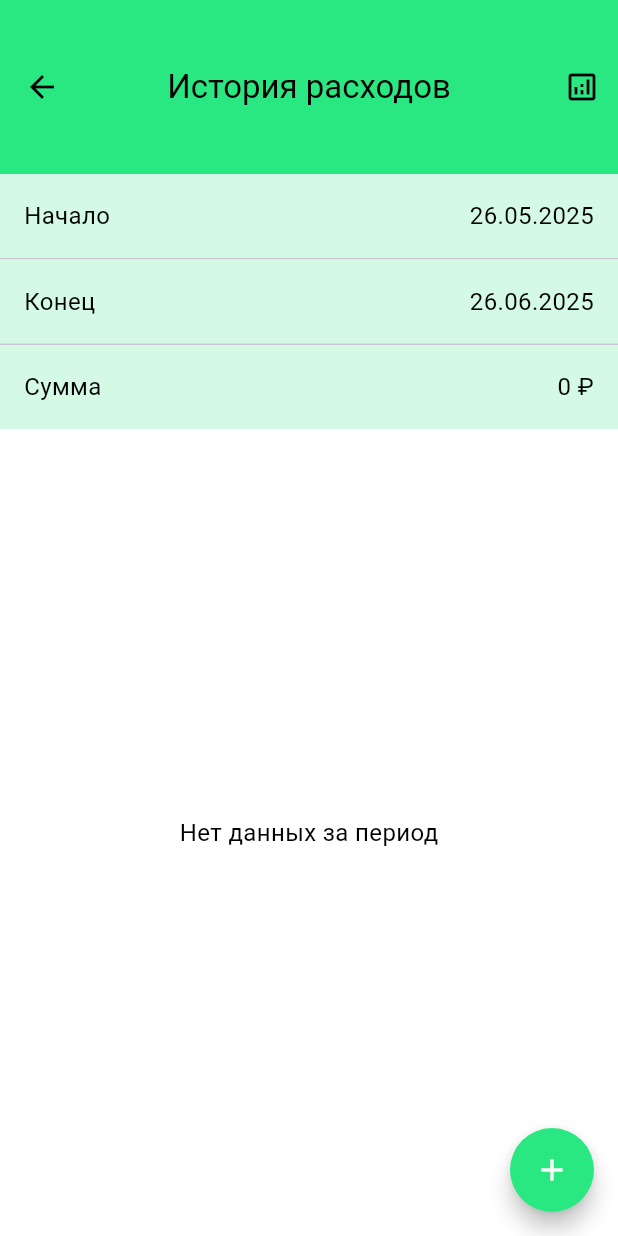
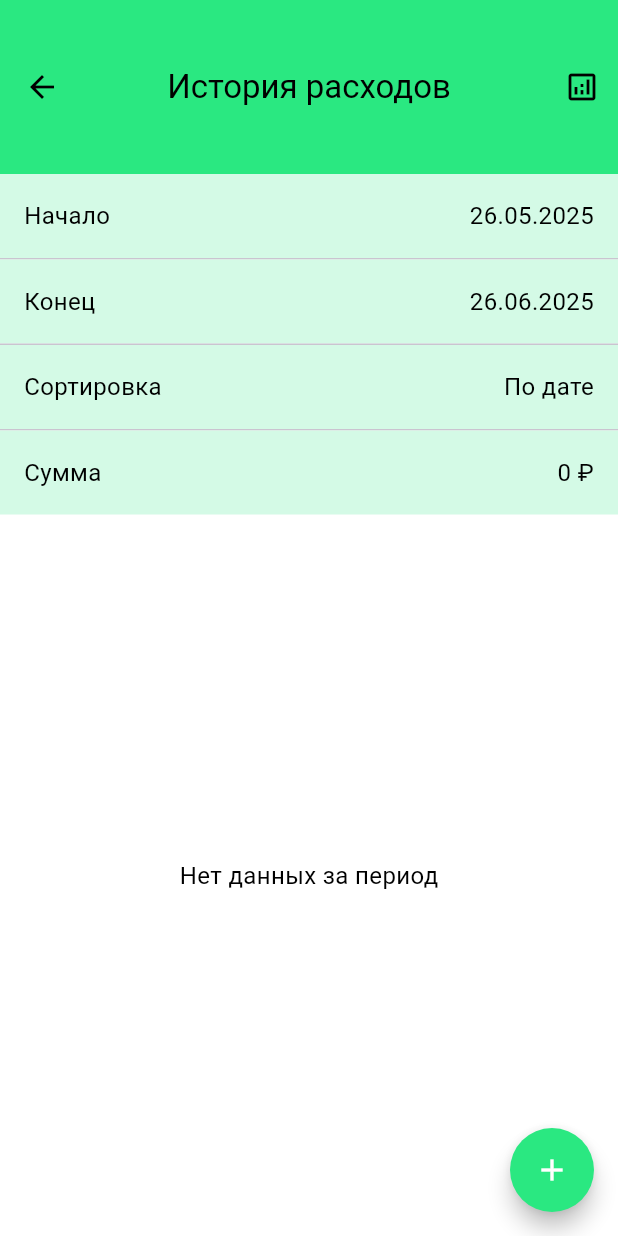
Before and after one commit to PervuhinRoman/SHMR25, a Flutter app: the screen it shows after launch, after a tap on the "history" icon, on a phone screen of 412 x 824 dp. Run offline on Flutter 3.47's test engine with Material 3 defaults, Android fonts, the phone set to English and light mode, and no system bars; our stand-ins replace dio, flutter_bloc, freezed_annotation; network calls fail.

```diff
--- /dev/null
+++ b/lib/domain/cubit/sort_type_cubit.dart
@@ -0,0 +1,21 @@
+import 'package:flutter_bloc/flutter_bloc.dart';
+
+enum SortType { date, amount }
+
+class SortTypeState {
+  SortType sortType;
+
+  SortTypeState({required this.sortType});
+
+  SortTypeState copyWith({SortType? sortType}) {
+    return SortTypeState(sortType: sortType ?? this.sortType);
+  }
+}
+
+class SortTypeCubit extends Cubit<SortTypeState> {
+  SortTypeCubit() : super(SortTypeState(sortType: SortType.date));
+
+  void changeSortType(SortType type) {
+    emit(state.copyWith(sortType: type));
+  }
+}
--- a/lib/presentation/in_exp_history_widget.dart
+++ b/lib/presentation/in_exp_history_widget.dart
@@ -3,6 +3,7 @@ import 'package:flutter_bloc/flutter_bloc.dart';
 import 'package:intl/intl.dart';
 import 'package:shmr_finance/app_theme.dart';
 import 'package:shmr_finance/domain/cubit/datepicker_cubit.dart';
+import 'package:shmr_finance/domain/cubit/sort_type_cubit.dart';
 import 'package:shmr_finance/domain/cubit/transaction_cubit.dart';
 import 'package:shmr_finance/presentation/widgets/custom_appbar.dart';
 import 'package:shmr_finance/presentation/widgets/item_inexp.dart';
@@ -48,6 +49,7 @@ class _InExpHistoryWidgetState extends State<InExpHistoryWidget> {
   Widget build(BuildContext context) {
     DatePickerCubit datePickerCubit = context.read<DatePickerCubit>();
     TransactionCubit transactionCubit = context.read<TransactionCubit>();
+    SortTypeCubit sortTypeCubit = context.read<SortTypeCubit>();
 
     return Scaffold(
       appBar: CustomAppBar(
@@ -68,7 +70,9 @@ class _InExpHistoryWidgetState extends State<InExpHistoryWidget> {
           ),
         ],
       ),
-      body: BlocBuilder<DatePickerCubit, DatePickerState>(
+      body: BlocBuilder<SortTypeCubit, SortTypeState>(
+        builder: (context, sortState) {
+          return BlocBuilder<DatePickerCubit, DatePickerState>(
             builder: (context, datePickerState) {
               return BlocBuilder<TransactionCubit, TransactionState>(
                 builder: (context, transactionState) {
@@ -82,7 +86,8 @@ class _InExpHistoryWidgetState extends State<InExpHistoryWidget> {
                       // Начало
                       GestureDetector(
                         onTap: () async {
-                      final DateTime? resultStartDate = await showDatePicker(
+                          final DateTime? resultStartDate =
+                              await showDatePicker(
                                 context: context,
                                 initialDate:
                                     datePickerState.startDate ?? DateTime.now(),
@@ -109,7 +114,10 @@ class _InExpHistoryWidgetState extends State<InExpHistoryWidget> {
                               const Expanded(
                                 child: Padding(
                                   padding: EdgeInsets.only(left: 16),
-                              child: Text("Начало", textAlign: TextAlign.start),
+                                  child: Text(
+                                    "Начало",
+                                    textAlign: TextAlign.start,
+                                  ),
                                 ),
                               ),
                               Expanded(
@@ -139,7 +147,8 @@ class _InExpHistoryWidgetState extends State<InExpHistoryWidget> {
                         onTap: () async {
                           final DateTime? resultEndDate = await showDatePicker(
                             context: context,
-                        initialDate: datePickerState.endDate ?? DateTime.now(),
+                            initialDate:
+                                datePickerState.endDate ?? DateTime.now(),
                             firstDate: DateTime(2000),
                             lastDate: DateTime(2100),
                             helpText: 'Выберите дату конца',
@@ -158,7 +167,10 @@ class _InExpHistoryWidgetState extends State<InExpHistoryWidget> {
                               const Expanded(
                                 child: Padding(
                                   padding: EdgeInsets.only(left: 16),
-                              child: Text("Конец", textAlign: TextAlign.start),
+                                  child: Text(
+                                    "Конец",
+                                    textAlign: TextAlign.start,
+                                  ),
                                 ),
                               ),
                               Expanded(
@@ -183,6 +195,74 @@ class _InExpHistoryWidgetState extends State<InExpHistoryWidget> {
                         thickness: 1,
                         color: CustomAppTheme.figmaBgGrayColor,
                       ),
+                      GestureDetector(
+                        onTap: () async {
+                          final result = await showModalBottomSheet(
+                            context: context,
+                            builder:
+                                (ctx) => Column(
+                                  mainAxisSize: MainAxisSize.min,
+                                  children: [
+                                    ListTile(
+                                      title: const Text('По дате'),
+                                      trailing: const Icon(Icons.date_range),
+                                      onTap: () {
+                                        sortTypeCubit.changeSortType(
+                                          SortType.date,
+                                        );
+                                        transactionCubit.sort(SortType.date);
+                                        Navigator.pop(context);
+                                      },
+                                    ),
+                                    ListTile(
+                                      title: const Text('По сумме'),
+                                      trailing: const Icon(Icons.attach_money),
+                                      onTap: () {
+                                        sortTypeCubit.changeSortType(
+                                          SortType.amount,
+                                        );
+                                        transactionCubit.sort(SortType.amount);
+                                        Navigator.pop(context);
+                                      },
+                                    ),
+                                  ],
+                                ),
+                          );
+                        },
+                        child: Container(
+                          color: CustomAppTheme.figmaMainLightColor,
+                          height: 56,
+                          child: Row(
+                            children: [
+                              const Expanded(
+                                child: Padding(
+                                  padding: EdgeInsets.only(left: 16),
+                                  child: Text(
+                                    "Сортировка",
+                                    textAlign: TextAlign.start,
+                                  ),
+                                ),
+                              ),
+                              Expanded(
+                                child: Padding(
+                                  padding: const EdgeInsets.only(right: 16),
+                                  child: Text(
+                                    sortState.sortType == SortType.date
+                                        ? "По дате"
+                                        : "По сумме",
+                                    textAlign: TextAlign.end,
+                                  ),
+                                ),
+                              ),
+                            ],
+                          ),
+                        ),
+                      ),
+                      const Divider(
+                        height: 1,
+                        thickness: 1,
+                        color: CustomAppTheme.figmaBgGrayColor,
+                      ),
                       // Сумма
                       Container(
                         color: CustomAppTheme.figmaMainLightColor,
@@ -192,7 +272,10 @@ class _InExpHistoryWidgetState extends State<InExpHistoryWidget> {
                             const Expanded(
                               child: Padding(
                                 padding: EdgeInsets.only(left: 16),
-                            child: Text("Сумма", textAlign: TextAlign.start),
+                                child: Text(
+                                  "Сумма",
+                                  textAlign: TextAlign.start,
+                                ),
                               ),
                             ),
                             Expanded(
@@ -212,9 +295,12 @@ class _InExpHistoryWidgetState extends State<InExpHistoryWidget> {
                         child: () {
                           if (transactionState.status ==
                               TransactionStatus.loading) {
-                        return const Center(child: CircularProgressIndicator());
+                            return const Center(
+                              child: CircularProgressIndicator(),
+                            );
                           }
-                      if (transactionState.status == TransactionStatus.error) {
+                          if (transactionState.status ==
+                              TransactionStatus.error) {
                             return Center(
                               child: Text('Ошибка: ${transactionState.error}'),
                             );
@@ -257,6 +343,8 @@ class _InExpHistoryWidgetState extends State<InExpHistoryWidget> {
                 },
               );
             },
+          );
+        },
       ),
       floatingActionButton: FloatingActionButton(
         onPressed: () {},
--- a/lib/presentation/in_exp_widget.dart
+++ b/lib/presentation/in_exp_widget.dart
@@ -6,6 +6,7 @@ import 'package:shmr_finance/presentation/widgets/item_inexp.dart';
 
 import '../app_theme.dart';
 import '../domain/cubit/datepicker_cubit.dart';
+import '../domain/cubit/sort_type_cubit.dart';
 import '../domain/cubit/transaction_cubit.dart';
 import 'in_exp_history_widget.dart';
 
@@ -40,6 +41,9 @@ class _InExpWidgetState extends State<InExpWidget> {
                         ),
                         BlocProvider<TransactionCubit>(
                           create: (context) => TransactionCubit(),
+                        ),
+                        BlocProvider<SortTypeCubit>(
+                          create: (context) => SortTypeCubit(),
                         ),
                       ],
                       child: InExpHistoryWidget(isIncome: widget.isIncome),
--- a/lib/presentation/widgets/item_inexp.dart
+++ b/lib/presentation/widgets/item_inexp.dart
@@ -34,7 +34,7 @@ class InExpItem extends StatelessWidget {
       subtitle: Row(
         children: [
           Expanded(child: Text(comment ?? "", textAlign: TextAlign.start)),
-          Expanded(child: Text(DateFormat("hh:mm").format(time), textAlign: TextAlign.end,)),
+          Expanded(child: Text(DateFormat("dd.MM hh:mm").format(time), textAlign: TextAlign.end,)),
         ],
       ),
       subtitleTextStyle: TextStyle(
```
Also changed, not shown: lib/domain/cubit/transaction_cubit.dart (+18 -0 lines). Lines whose indentation alone changed are shown as unchanged.
